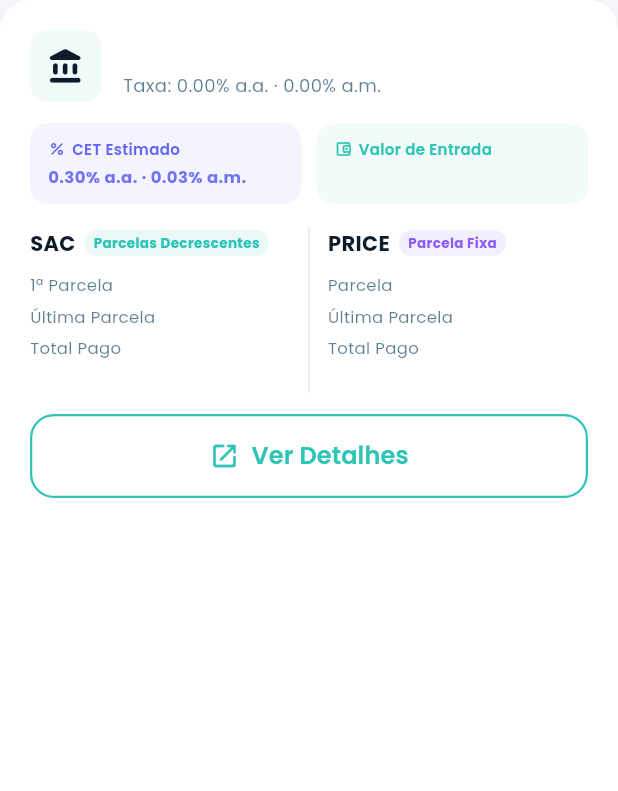
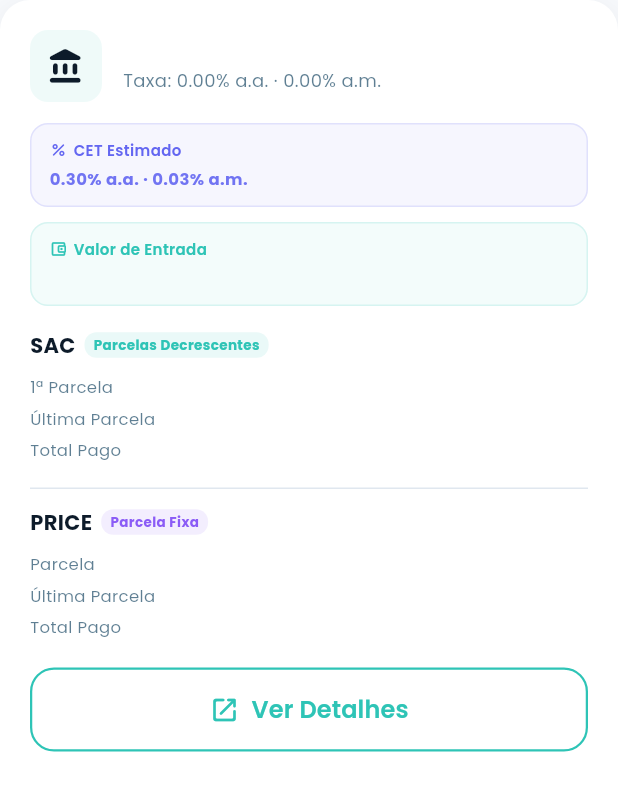
Before and after one commit to vitorfwt/meu-correspondente, a Flutter app: the BankSimulationCard widget shown alone on an empty page, opened directly with empty values, on a phone screen of 412 x 824 dp. Shown: the top 791 px of the screen. Run offline on Flutter 3.47's test engine with Material 3 defaults, Android fonts, the phone set to English and light mode, and no system bars; our stand-ins replace google_fonts, shared_preferences; accounts and stored records are empty; network calls fail.

Commit message:
fix: resolve simulation results layout overflow on mobile narrow screens (Issue 19)

```diff
--- a/app/lib/components/buttons/primary_button.dart
+++ b/app/lib/components/buttons/primary_button.dart
@@ -56,12 +56,15 @@ class PrimaryButton extends StatelessWidget {
                     Icon(icon, size: 20),
                     const SizedBox(width: 8),
                   ],
-                  Text(
-                    text,
-                    style: GoogleFonts.poppins(
-                      fontSize: 16,
-                      fontWeight: FontWeight.w600,
-                      color: textColor,
+                  Flexible(
+                    child: Text(
+                      text,
+                      style: GoogleFonts.poppins(
+                        fontSize: 16,
+                        fontWeight: FontWeight.w600,
+                        color: textColor,
+                      ),
+                      overflow: TextOverflow.ellipsis,
                     ),
                   ),
                 ],
--- a/app/lib/components/buttons/secondary_button.dart
+++ b/app/lib/components/buttons/secondary_button.dart
@@ -58,12 +58,15 @@ class SecondaryButton extends StatelessWidget {
                     Icon(icon, size: 20),
                     const SizedBox(width: 8),
                   ],
-                  Text(
-                    text,
-                    style: GoogleFonts.poppins(
-                      fontSize: 16,
-                      fontWeight: FontWeight.w600,
-                      color: isButtonEnabled ? borderAndTextColor : borderAndTextColor.withOpacity(0.5),
+                  Flexible(
+                    child: Text(
+                      text,
+                      style: GoogleFonts.poppins(
+                        fontSize: 16,
+                        fontWeight: FontWeight.w600,
+                        color: isButtonEnabled ? borderAndTextColor : borderAndTextColor.withOpacity(0.5),
+                      ),
+                      overflow: TextOverflow.ellipsis,
                     ),
                   ),
                 ],
--- a/app/lib/screens/simulation_result_screen.dart
+++ b/app/lib/screens/simulation_result_screen.dart
@@ -228,7 +228,8 @@ class _SimulationResultScreenState extends State<SimulationResultScreen> {
                   mainAxisAlignment: MainAxisAlignment.spaceBetween,
                   crossAxisAlignment: CrossAxisAlignment.end,
                   children: [
-                    Column(
+                    Expanded(
+                      child: Column(
                         crossAxisAlignment: CrossAxisAlignment.start,
                         children: [
                           const Text(
@@ -243,8 +244,10 @@ class _SimulationResultScreenState extends State<SimulationResultScreen> {
                               fontSize: 22,
                               fontWeight: FontWeight.bold,
                             ),
+                            overflow: TextOverflow.ellipsis,
                           ),
                         ],
+                      ),
                     ),
                   ],
                 ),
@@ -433,13 +436,41 @@ class BankSimulationCard extends StatelessWidget {
     required this.valorEntrada,
   });
 
-  // Approximate CET = annual rate + 0.3% (insurance estimate)
   double get _cetAnual => simulation.taxaJurosAnual + 0.3;
   double get _cetMensal => (simulation.taxaJurosMensal + 0.025);
+
+  Widget _buildBestOptionBadge() {
+    return Container(
+      padding: const EdgeInsets.symmetric(horizontal: 10, vertical: 5),
+      decoration: BoxDecoration(
+        color: const Color(0xFF22C55E).withOpacity(0.1),
+        borderRadius: BorderRadius.circular(20),
+      ),
+      child: const Row(
+        mainAxisSize: MainAxisSize.min,
+        children: [
+          Icon(Icons.star_rounded, color: Color(0xFF22C55E), size: 13),
+          SizedBox(width: 4),
+          Text(
+            'Melhor Opção',
+            style: TextStyle(
+              fontSize: 11,
+              fontWeight: FontWeight.bold,
+              color: Color(0xFF22C55E),
+            ),
+          ),
+        ],
+      ),
+    );
+  }
 
   @override
   Widget build(BuildContext context) {
     final hasRestrictions = simulation.restricoes.isNotEmpty;
+
+    return LayoutBuilder(
+      builder: (context, constraints) {
+        final isMobile = constraints.maxWidth < 460;
 
         Widget card = Container(
           width: double.infinity,
@@ -466,6 +497,7 @@ class BankSimulationCard extends StatelessWidget {
               Padding(
                 padding: const EdgeInsets.fromLTRB(20, 20, 20, 0),
                 child: Row(
+                  crossAxisAlignment: CrossAxisAlignment.start,
                   children: [
                     // Logo placeholder
                     Container(
@@ -486,7 +518,11 @@ class BankSimulationCard extends StatelessWidget {
                       child: Column(
                         crossAxisAlignment: CrossAxisAlignment.start,
                         children: [
-                      Text(
+                          Row(
+                            mainAxisAlignment: MainAxisAlignment.spaceBetween,
+                            children: [
+                              Expanded(
+                                child: Text(
                                   simulation.nomeInstituicao,
                                   style: const TextStyle(
                                     fontSize: 16,
@@ -494,6 +530,11 @@ class BankSimulationCard extends StatelessWidget {
                                     color: AppColors.primary,
                                   ),
                                   overflow: TextOverflow.ellipsis,
+                                ),
+                              ),
+                              if (isBestOption && !isMobile)
+                                _buildBestOptionBadge(),
+                            ],
                           ),
                           const SizedBox(height: 2),
                           Text(
@@ -504,31 +545,10 @@ class BankSimulationCard extends StatelessWidget {
                               color: AppColors.secondary.withOpacity(0.7),
                             ),
                           ),
+                          if (isBestOption && isMobile) ...[
+                            const SizedBox(height: 6),
+                            _buildBestOptionBadge(),
                           ],
-                  ),
-                ),
-                if (isBestOption)
-                  Container(
-                    padding: const EdgeInsets.symmetric(
-                        horizontal: 10, vertical: 5),
-                    decoration: BoxDecoration(
-                      color: const Color(0xFF22C55E).withOpacity(0.1),
-                      borderRadius: BorderRadius.circular(20),
-                    ),
-                    child: const Row(
-                      mainAxisSize: MainAxisSize.min,
-                      children: [
-                        Icon(Icons.star_rounded,
-                            color: Color(0xFF22C55E), size: 13),
-                        SizedBox(width: 4),
-                        Text(
-                          'Melhor Opção',
-                          style: TextStyle(
-                            fontSize: 11,
-                            fontWeight: FontWeight.bold,
-                            color: Color(0xFF22C55E),
-                          ),
-                        ),
                         ],
                       ),
                     ),
@@ -539,7 +559,8 @@ class BankSimulationCard extends StatelessWidget {
               // ── CET + Entrada ────────────────────────────────────────────────────
               Padding(
                 padding: const EdgeInsets.fromLTRB(20, 14, 20, 0),
-            child: Row(
+                child: isMobile
+                    ? Column(
                         children: [
                           _buildInfoChip(
                             label: 'CET Estimado',
@@ -547,6 +568,27 @@ class BankSimulationCard extends StatelessWidget {
                                 '${_cetAnual.toStringAsFixed(2)}% a.a. · ${_cetMensal.toStringAsFixed(2)}% a.m.',
                             icon: Icons.percent_rounded,
                             color: const Color(0xFF6366F1),
+                            isMobile: true,
+                          ),
+                          const SizedBox(height: 10),
+                          _buildInfoChip(
+                            label: 'Valor de Entrada',
+                            value: formatCurrency(valorEntrada),
+                            icon: Icons.account_balance_wallet_outlined,
+                            color: AppColors.accent,
+                            isMobile: true,
+                          ),
+                        ],
+                      )
+                    : Row(
+                        children: [
+                          _buildInfoChip(
+                            label: 'CET Estimado',
+                            value:
+                                '${_cetAnual.toStringAsFixed(2)}% a.a. · ${_cetMensal.toStringAsFixed(2)}% a.m.',
+                            icon: Icons.percent_rounded,
+                            color: const Color(0xFF6366F1),
+                            isMobile: false,
                           ),
                           const SizedBox(width: 10),
                           _buildInfoChip(
@@ -554,6 +596,7 @@ class BankSimulationCard extends StatelessWidget {
                             value: formatCurrency(valorEntrada),
                             icon: Icons.account_balance_wallet_outlined,
                             color: AppColors.accent,
+                            isMobile: false,
                           ),
                         ],
                       ),
@@ -562,10 +605,38 @@ class BankSimulationCard extends StatelessWidget {
               // ── SAC / PRICE Comparison ───────────────────────────────────────────
               Padding(
                 padding: const EdgeInsets.fromLTRB(20, 16, 20, 0),
-            child: Row(
+                child: isMobile
+                    ? Column(
+                        children: [
+                          _buildAmortizationColumn(
+                            label: 'SAC',
+                            tag: 'Parcelas Decrescentes',
+                            tagColor: AppColors.accent,
+                            rows: [
+                              ('1ª Parcela', formatCurrency(simulation.primeiraParcelaSac)),
+                              ('Última Parcela', formatCurrency(simulation.ultimaParcelaSac)),
+                              ('Total Pago', formatCurrency(simulation.totalPagoSac)),
+                            ],
+                          ),
+                          const Padding(
+                            padding: EdgeInsets.symmetric(vertical: 12),
+                            child: Divider(color: AppColors.lightGrey, height: 1),
+                          ),
+                          _buildAmortizationColumn(
+                            label: 'PRICE',
+                            tag: 'Parcela Fixa',
+                            tagColor: const Color(0xFF8B5CF6),
+                            rows: [
+                              ('Parcela', formatCurrency(simulation.parcelaPrice)),
+                              ('Última Parcela', formatCurrency(simulation.parcelaPrice)),
+                              ('Total Pago', formatCurrency(simulation.totalPagoPrice)),
+                            ],
+                          ),
+                        ],
+                      )
+                    : Row(
                         crossAxisAlignment: CrossAxisAlignment.start,
                         children: [
-                // SAC
                           Expanded(
                             child: _buildAmortizationColumn(
                               label: 'SAC',
@@ -584,7 +655,6 @@ class BankSimulationCard extends StatelessWidget {
                             margin: const EdgeInsets.symmetric(horizontal: 12),
                             color: AppColors.lightGrey,
                           ),
-                // PRICE
                           Expanded(
                             child: _buildAmortizationColumn(
                               label: 'PRICE',
@@ -666,6 +736,8 @@ class BankSimulationCard extends StatelessWidget {
         }
 
         return card;
+      },
+    );
   }
 
   Widget _buildAmortizationColumn({
@@ -712,19 +784,26 @@ class BankSimulationCard extends StatelessWidget {
               child: Row(
                 mainAxisAlignment: MainAxisAlignment.spaceBetween,
                 children: [
-                  Text(
+                  Expanded(
+                    child: Text(
                       r.$1,
                       style: TextStyle(
                         fontSize: 11,
                         color: AppColors.secondary.withOpacity(0.7),
                       ),
+                      overflow: TextOverflow.ellipsis,
                     ),
-                  Text(
+                  ),
+                  const SizedBox(width: 8),
+                  Flexible(
+                    child: Text(
                       r.$2,
                       style: const TextStyle(
                         fontSize: 11,
                         fontWeight: FontWeight.bold,
                         color: AppColors.secondary,
+                      ),
+                      overflow: TextOverflow.ellipsis,
                     ),
                   ),
                 ],
@@ -739,13 +818,14 @@ class BankSimulationCard extends StatelessWidget {
     required String value,
     required IconData icon,
     required Color color,
+    required bool isMobile,
   }) {
-    return Expanded(
-      child: Container(
+    final child = Container(
       padding: const EdgeInsets.symmetric(horizontal: 12, vertical: 10),
       decoration: BoxDecoration(
-          color: color.withOpacity(0.07),
+        color: color.withOpacity(0.06),
         borderRadius: BorderRadius.circular(12),
+        border: Border.all(color: color.withOpacity(0.15)),
       ),
       child: Column(
         crossAxisAlignment: CrossAxisAlignment.start,
@@ -776,8 +856,15 @@ class BankSimulationCard extends StatelessWidget {
           ),
         ],
       ),
-      ),
     );
+
+    if (isMobile) {
+      return SizedBox(
+        width: double.infinity,
+        child: child,
+      );
+    }
+    return Expanded(child: child);
   }
 
   void _showDetailsSheet(BuildContext context) {
```
Also changed, not shown: .ai/memory/issues/issue_19.yaml (added), 2 other files. Lines whose indentation alone changed are shown as unchanged.
